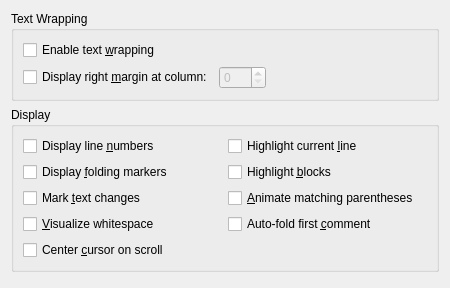
qt-creator/qt-creator, file src/plugins/texteditor/displaysettingspage.ui: the form before one commit.
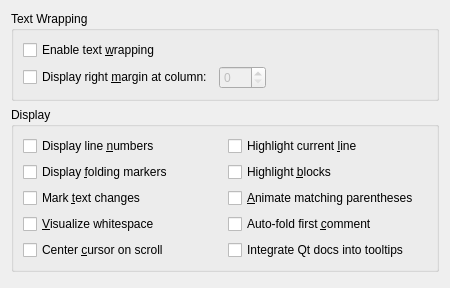
The form after the commit.

Commit message: C++ tooltip: Option to integrate Qt docs into tooltips.

```diff
--- a/src/plugins/texteditor/displaysettingspage.ui
+++ b/src/plugins/texteditor/displaysettingspage.ui
@@ -96,6 +96,13 @@
         </property>
        </widget>
       </item>
+      <item row="5" column="1">
+       <widget class="QCheckBox" name="integrateDocsIntoTooltips">
+        <property name="text">
+         <string>Integrate Qt docs into tooltips</string>
+        </property>
+       </widget>
+      </item>
      </layout>
     </widget>
    </item>
```
The commit also changes 4 other files.
